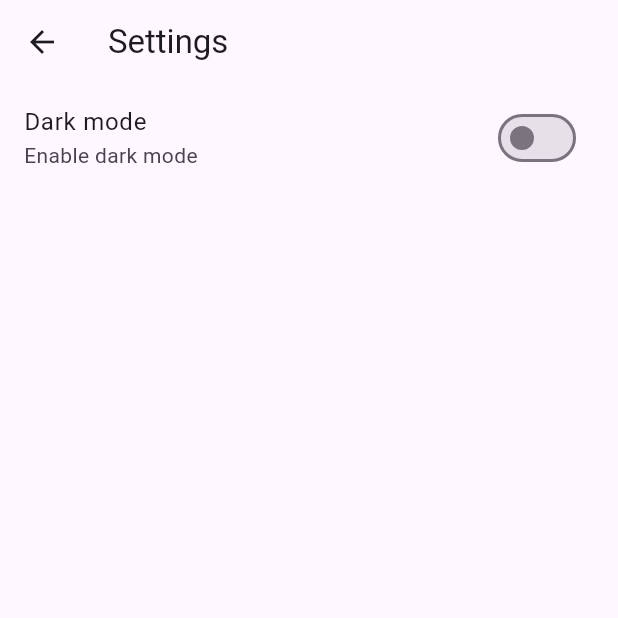
After one commit to jipiccardi/contacts-mobile-app, a Flutter app: the HomeScreen screen opened by its route, in the side drawer, after a tap on "Settings", on a phone screen of 412 x 824 dp, the top half of it. The commit adds this screen. Run offline on Flutter 3.47's test engine with Material 3 defaults, Android fonts, the phone set to English and light mode, and no system bars; our stand-ins replace floor, flutter_riverpod, go_router, image_picker, shared_preferences, sqflite; accounts and stored records are empty; generated files the repository leaves out were written again.

Commit message:
add dark mode

```diff
--- a/contacts_app/lib/config/router/app_router.dart
+++ b/contacts_app/lib/config/router/app_router.dart
@@ -3,20 +3,21 @@ import 'package:contacts_app/presentation/screens/contact_detail_screen.dart';
 import 'package:contacts_app/presentation/screens/edit_contact_screen.dart';
 import 'package:contacts_app/presentation/screens/login_screen.dart';
 import 'package:contacts_app/presentation/screens/new_contact_screen.dart';
+import 'package:contacts_app/presentation/screens/settings_screen.dart';
 import 'package:go_router/go_router.dart';
 import 'package:contacts_app/presentation/screens/home_screen.dart';
 
 final appRouter = GoRouter(routes: [
   GoRoute(
-    name: LoginScreen.name,
-    path: '/',
-    builder: (context, state) => const LoginScreen(),
-    redirect: (context,state) {
-      if (sessionUserId!='' && sessionUsername!='') {
-        return '/home';
-      }
-    }
-  ),
+      name: LoginScreen.name,
+      path: '/',
+      builder: (context, state) => const LoginScreen(),
+      redirect: (context, state) {
+        if (sessionUserId != '' && sessionUsername != '') {
+          return '/home';
+        }
+        return '/';
+      }),
   GoRoute(
     name: HomeScreen.name,
     path: '/home',
@@ -44,5 +45,10 @@ final appRouter = GoRouter(routes: [
         return EditContactScreen(
           contactId: int.tryParse(contactId.toString()) ?? -1,
         );
-      })
+      }),
+  GoRoute(
+    name: SettingsScreen.name,
+    path: '/settings',
+    builder: (context, state) => const SettingsScreen(),
+  ),
 ]);
--- a/contacts_app/lib/main.dart
+++ b/contacts_app/lib/main.dart
@@ -4,7 +4,8 @@ import 'package:contacts_app/config/database/database.dart';
 import 'package:flutter/material.dart';
 import 'package:contacts_app/config/router/app_router.dart';
 import 'package:shared_preferences/shared_preferences.dart';
-
+import 'package:flutter_riverpod/flutter_riverpod.dart';
+import 'package:contacts_app/config/theme/theme_provider.dart';
 
 late AppDatabase database;
 
@@ -23,23 +24,26 @@ void main() async {
 
   await _loadSession();
 
-  runApp(const MainApp());
+  runApp(const ProviderScope(child: MainApp()));
 }
 
-class MainApp extends StatelessWidget {
+class MainApp extends ConsumerWidget {
   const MainApp({super.key});
 
   @override
-  Widget build(BuildContext context) {
+  Widget build(BuildContext context, WidgetRef ref) {
+    final isDarkMode = ref.watch(darkModeProvider);
+
     return MaterialApp.router(
       title: 'Contacts',
       routerConfig: appRouter,
       debugShowCheckedModeBanner: false,
-      theme: ThemeData(useMaterial3: true, brightness: Brightness.light),
+      theme: ThemeData(
+          useMaterial3: true,
+          brightness: isDarkMode ? Brightness.dark : Brightness.light),
     );
   }
 }
-
 
 Future<void> _loadSession() async {
   SharedPreferences prefs = await SharedPreferences.getInstance();
--- a/contacts_app/lib/presentation/screens/home_screen.dart
+++ b/contacts_app/lib/presentation/screens/home_screen.dart
@@ -5,6 +5,7 @@ import 'package:contacts_app/main.dart';
 import 'package:contacts_app/presentation/screens/contact_detail_screen.dart';
 import 'package:contacts_app/presentation/screens/login_screen.dart';
 import 'package:contacts_app/presentation/screens/new_contact_screen.dart';
+import 'package:contacts_app/presentation/screens/settings_screen.dart';
 import 'package:flutter/material.dart';
 import 'package:contacts_app/presentation/widgets/contact_item.dart';
 import 'package:go_router/go_router.dart';
@@ -23,8 +24,7 @@ class HomeScreen extends StatelessWidget {
       appBar: AppBar(
         leading: IconButton(
             onPressed: () {
-              _scafoldKey.currentState!
-                  .openDrawer();
+              _scafoldKey.currentState!.openDrawer();
             },
             icon: const Icon(Icons.menu)),
         title: const Text('Contacts'),
@@ -32,24 +32,23 @@ class HomeScreen extends StatelessWidget {
       body: const _HomeView(),
       drawer: Drawer(
         child: ListView(
-          padding: EdgeInsets.zero,
           children: <Widget>[
-             DrawerHeader(
-              child: Column(
-                crossAxisAlignment: CrossAxisAlignment.start,
-                children: [
-                   const Text('Menu',style: TextStyle(fontWeight: FontWeight.bold)),
-                   const SizedBox(height: 20),
-                   Text('Hi, $sessionUsername!',style: const TextStyle(fontSize: 18),)
-                  ],
-              ),
+            Container(
+              padding: EdgeInsets.only(top: MediaQuery.of(context).padding.top),
             ),
+            ListTile(
+              leading: const Icon(Icons.emoji_emotions_outlined),
+              title: Text('Hi, $sessionUsername!',
+                  style: const TextStyle(
+                      fontWeight: FontWeight.bold, fontSize: 20.0)),
+            ),
+            const Divider(),
             ListTile(
               leading: const Icon(Icons.settings),
               title: const Text('Settings'),
               onTap: () {
                 Navigator.pop(context);
-                // context.push
+                context.pushNamed(SettingsScreen.name);
               },
             ),
             ListTile(
@@ -91,7 +90,8 @@ class _HomeViewState extends State<_HomeView> {
   @override
   void initState() {
     super.initState();
-    contactsFuture = _repository.getContactsByUserId(int.tryParse(sessionUserId) ?? -1);
+    contactsFuture =
+        _repository.getContactsByUserId(int.tryParse(sessionUserId) ?? -1);
   }
 
   @override
@@ -118,7 +118,8 @@ class _HomeViewState extends State<_HomeView> {
                     await context.pushNamed(ContactDetailScreen.name,
                         pathParameters: {'contactId': contact.id.toString()});
                     setState(() {
-                      contactsFuture = _repository.getContactsByUserId(int.tryParse(sessionUserId) ?? -1);
+                      contactsFuture = _repository.getContactsByUserId(
+                          int.tryParse(sessionUserId) ?? -1);
                     });
                   },
                 );
@@ -131,7 +132,8 @@ class _HomeViewState extends State<_HomeView> {
             final result = await context.pushNamed(NewContactScreen.name);
             if (result == true) {
               setState(() {
-                contactsFuture = _repository.getContactsByUserId(int.tryParse(sessionUserId) ?? -1);
+                contactsFuture = _repository
+                    .getContactsByUserId(int.tryParse(sessionUserId) ?? -1);
               });
             }
           },
--- a/contacts_app/lib/presentation/screens/login_screen.dart
+++ b/contacts_app/lib/presentation/screens/login_screen.dart
@@ -1,5 +1,3 @@
-import 'dart:developer';
-
 import 'package:contacts_app/data/local_users_repository.dart';
 import 'package:contacts_app/domain/models/user.dart';
 import 'package:contacts_app/domain/repositories/users_repository.dart';
@@ -102,7 +100,7 @@ class _LoginView extends StatelessWidget {
           (user) => user.username == username && user.password == password,
           orElse: () => throw Exception('User not found'));
 
-      await _saveSessionUserId(user.id,user.username);
+      await _saveSessionCredentials(user.id, user.username);
       if (context.mounted) context.pushReplacementNamed(HomeScreen.name);
     } catch (e) {
       if (context.mounted) {
@@ -121,7 +119,7 @@ class _LoginView extends StatelessWidget {
     }
   }
 
-  _saveSessionUserId(int id, String username) async {
+  _saveSessionCredentials(int id, String username) async {
     SharedPreferences prefs = await SharedPreferences.getInstance();
 
     await prefs.setString('user_id', id.toString());
--- a/contacts_app/lib/presentation/screens/new_contact_screen.dart
+++ b/contacts_app/lib/presentation/screens/new_contact_screen.dart
@@ -7,7 +7,6 @@ import 'package:contacts_app/domain/repositories/contacts_repository.dart';
 import 'package:image_picker/image_picker.dart';
 import 'dart:io';
 import 'package:contacts_app/main.dart';
-
 
 class NewContactScreen extends StatelessWidget {
   const NewContactScreen({super.key});
--- /dev/null
+++ b/contacts_app/lib/presentation/screens/settings_screen.dart
@@ -0,0 +1,31 @@
+import 'package:contacts_app/config/theme/theme_provider.dart';
+import 'package:flutter/material.dart';
+import 'package:flutter_riverpod/flutter_riverpod.dart';
+
+class SettingsScreen extends ConsumerWidget {
+  static const name = 'settings_screen';
+  const SettingsScreen({super.key});
+
+  @override
+  Widget build(BuildContext context, ref) {
+    final isDarkMode = ref.watch(darkModeProvider);
+
+    return Scaffold(
+      appBar: AppBar(
+        title: const Text('Settings'),
+      ),
+      body: ListView(
+        children: [
+          SwitchListTile(
+            title: const Text('Dark mode'),
+            subtitle: const Text('Enable dark mode'),
+            value: isDarkMode,
+            onChanged: (value) {
+              ref.read(darkModeProvider.notifier).toggleDarkMode();
+            },
+          )
+        ],
+      ),
+    );
+  }
+}
--- a/contacts_app/pubspec.yaml
+++ b/contacts_app/pubspec.yaml
@@ -10,6 +10,7 @@ dependencies:
   floor: ^1.5.0
   flutter:
     sdk: flutter
+  flutter_riverpod: ^2.5.1
   go_router: ^14.2.8
   image_picker: ^1.0.0
   shared_preferences: ^2.3.2
```
Also changed, not shown: contacts_app/lib/config/theme/theme_provider.dart (added, +13 -0 lines), 1 other file.
